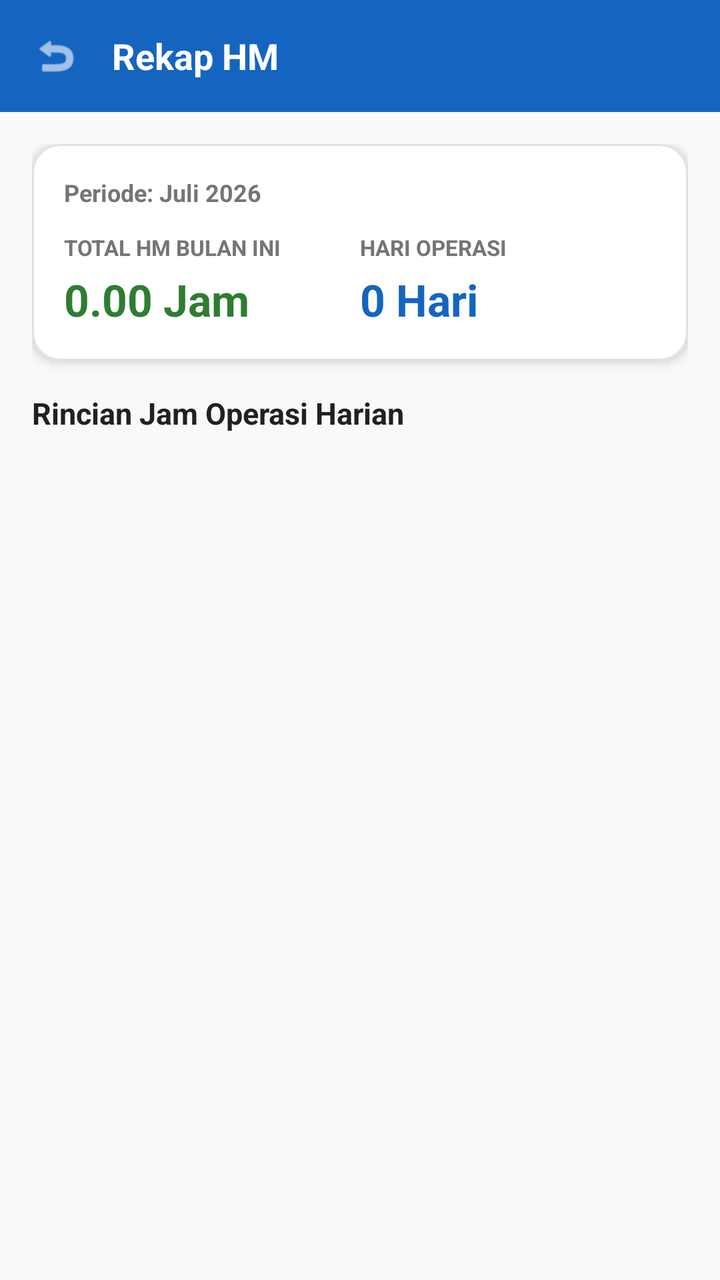
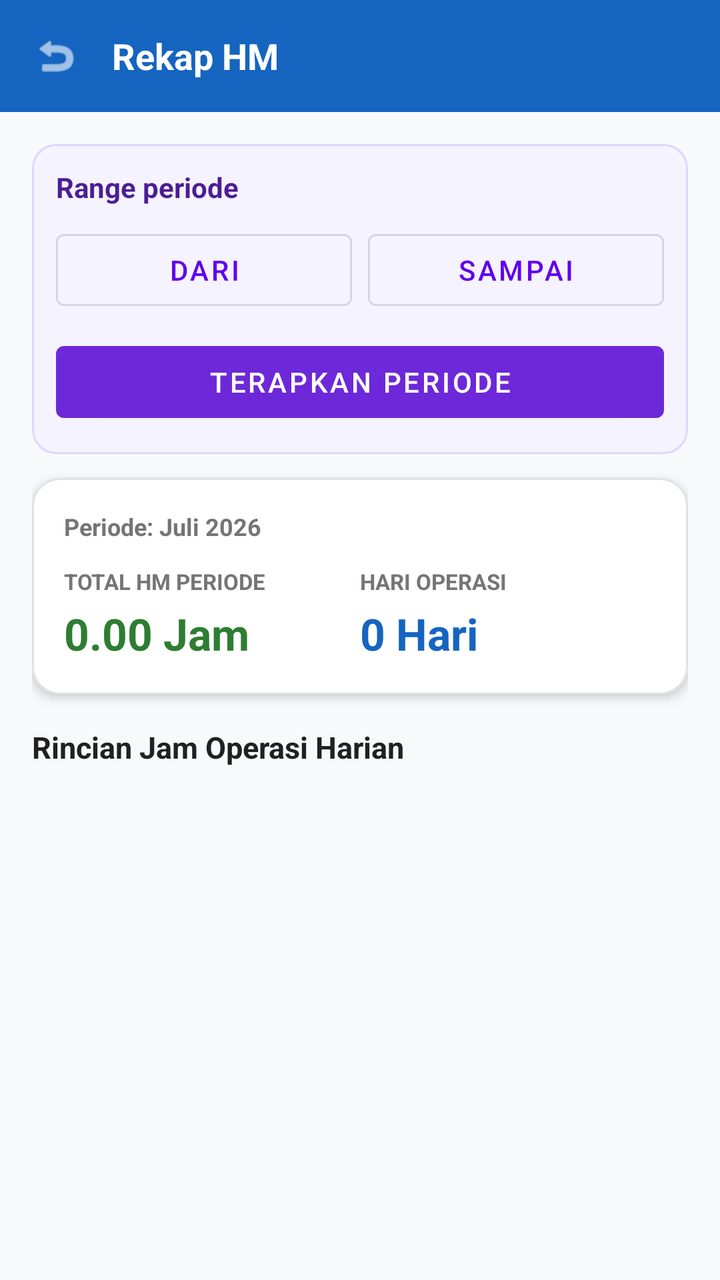

Before-and-after screenshots of an Android layout around one commit, followed by the original layout XML and the change that was made.
<!-- AndroidManifest.xml: application theme Theme.AbsensiKaryawan -->
<!-- res/layout/activity_rekap_hm.xml -->
<?xml version="1.0" encoding="utf-8"?>
<LinearLayout
    xmlns:android="http://schemas.android.com/apk/res/android"
    xmlns:app="http://schemas.android.com/apk/res-auto"
    android:layout_width="match_parent"
    android:layout_height="match_parent"
    android:orientation="vertical"
    android:background="#F8F9FA">

    
    <LinearLayout
        android:layout_width="match_parent"
        android:layout_height="56dp"
        android:background="#1565C0"
        android:orientation="horizontal"
        android:gravity="center_vertical"
        android:paddingHorizontal="16dp">

        <ImageView
            android:id="@+id/btnBack"
            android:layout_width="24dp"
            android:layout_height="24dp"
            android:contentDescription="Kembali"
            android:src="@android:drawable/ic_menu_revert"
            app:tint="#FFFFFF" />

        <TextView
            android:layout_width="0dp"
            android:layout_height="wrap_content"
            android:layout_weight="1"
            android:layout_marginStart="16dp"
            android:text="Rekap HM"
            android:textColor="#FFFFFF"
            android:textSize="18sp"
            android:textStyle="bold" />
    </LinearLayout>

    <ProgressBar
        android:id="@+id/progressBar"
        style="?android:attr/progressBarStyleHorizontal"
        android:layout_width="match_parent"
        android:layout_height="4dp"
        android:indeterminate="true"
        android:visibility="gone" />

    <ScrollView
        android:layout_width="match_parent"
        android:layout_height="match_parent">

        <LinearLayout
            android:layout_width="match_parent"
            android:layout_height="wrap_content"
            android:orientation="vertical"
            android:padding="16dp">

            
            <com.google.android.material.card.MaterialCardView
                android:layout_width="match_parent"
                android:layout_height="wrap_content"
                android:layout_marginBottom="16dp"
                app:cardCornerRadius="14dp"
                app:cardElevation="3dp"
                app:strokeColor="#E0E0E0"
                app:strokeWidth="1dp">

                <LinearLayout
                    android:layout_width="match_parent"
                    android:layout_height="wrap_content"
                    android:orientation="vertical"
                    android:padding="16dp"
                    android:background="#FFFFFF">

                    <TextView
                        android:id="@+id/tvPeriode"
                        android:layout_width="wrap_content"
                        android:layout_height="wrap_content"
                        android:text="Periode: Juli 2026"
                        android:textColor="#757575"
                        android:textSize="12sp"
                        android:textStyle="bold" />

                    <LinearLayout
                        android:layout_width="match_parent"
                        android:layout_height="wrap_content"
                        android:layout_marginTop="12dp"
                        android:orientation="horizontal"
                        android:baselineAligned="false">

                        <LinearLayout
                            android:layout_width="0dp"
                            android:layout_height="wrap_content"
                            android:layout_weight="1"
                            android:orientation="vertical">

                            <TextView
                                android:layout_width="wrap_content"
                                android:layout_height="wrap_content"
                                android:text="TOTAL HM BULAN INI"
                                android:textColor="#757575"
                                android:textSize="11sp"
                                android:textStyle="bold" />

                            <TextView
                                android:id="@+id/tvTotalHmBulanIni"
                                android:layout_width="wrap_content"
                                android:layout_height="wrap_content"
                                android:layout_marginTop="4dp"
                                android:text="0.00 Jam"
                                android:textColor="#2E7D32"
                                android:textSize="22sp"
                                android:textStyle="bold" />
                        </LinearLayout>

                        <LinearLayout
                            android:layout_width="0dp"
                            android:layout_height="wrap_content"
                            android:layout_weight="1"
                            android:orientation="vertical">

                            <TextView
                                android:layout_width="wrap_content"
                                android:layout_height="wrap_content"
                                android:text="HARI OPERASI"
                                android:textColor="#757575"
                                android:textSize="11sp"
                                android:textStyle="bold" />

                            <TextView
                                android:id="@+id/tvTotalHariOperasi"
                                android:layout_width="wrap_content"
                                android:layout_height="wrap_content"
                                android:layout_marginTop="4dp"
                                android:text="0 Hari"
                                android:textColor="#1565C0"
                                android:textSize="22sp"
                                android:textStyle="bold" />
                        </LinearLayout>
                    </LinearLayout>
                </LinearLayout>
            </com.google.android.material.card.MaterialCardView>

            <TextView
                android:layout_width="wrap_content"
                android:layout_height="wrap_content"
                android:layout_marginBottom="8dp"
                android:text="Rincian Jam Operasi Harian"
                android:textColor="#212121"
                android:textSize="15sp"
                android:textStyle="bold" />

            <androidx.recyclerview.widget.RecyclerView
                android:id="@+id/rvHarian"
                android:layout_width="match_parent"
                android:layout_height="wrap_content"
                android:nestedScrollingEnabled="false" />

            <TextView
                android:id="@+id/tvKosong"
                android:layout_width="match_parent"
                android:layout_height="wrap_content"
                android:layout_marginTop="32dp"
                android:gravity="center"
                android:text="Belum ada catatan pencapaian HM bulan ini."
                android:textColor="#757575"
                android:textSize="14sp"
                android:visibility="gone" />

        </LinearLayout>
    </ScrollView>

</LinearLayout>
<!-- resources referenced by this layout -->
<resources>
  <style name="Theme.AbsensiKaryawan" parent="Theme.MaterialComponents.DayNight.NoActionBar" />
</resources>

<!-- the commit's change to res/layout/activity_rekap_hm.xml (unified diff, before → after) -->
@@ -53,6 +53,63 @@
             android:orientation="vertical"
             android:padding="16dp">
 
+            <com.google.android.material.card.MaterialCardView
+                android:layout_width="match_parent"
+                android:layout_height="wrap_content"
+                android:layout_marginBottom="12dp"
+                app:cardCornerRadius="12dp"
+                app:strokeColor="#DDD6FE"
+                app:strokeWidth="1dp">
+
+                <LinearLayout
+                    android:layout_width="match_parent"
+                    android:layout_height="wrap_content"
+                    android:background="#F5F3FF"
+                    android:orientation="vertical"
+                    android:padding="12dp">
+
+                    <TextView
+                        android:layout_width="wrap_content"
+                        android:layout_height="wrap_content"
+                        android:text="Range periode"
+                        android:textColor="#4C1D95"
+                        android:textStyle="bold" />
+
+                    <LinearLayout
+                        android:layout_width="match_parent"
+                        android:layout_height="wrap_content"
+                        android:layout_marginTop="8dp"
+                        android:orientation="horizontal">
+
+                        <com.google.android.material.button.MaterialButton
+                            android:id="@+id/btnTanggalMulaiHm"
+                            style="@style/Widget.MaterialComponents.Button.OutlinedButton"
+                            android:layout_width="0dp"
+                            android:layout_height="48dp"
+                            android:layout_marginEnd="4dp"
+                            android:layout_weight="1"
+                            android:text="Dari" />
+
+                        <com.google.android.material.button.MaterialButton
+                            android:id="@+id/btnTanggalAkhirHm"
+                            style="@style/Widget.MaterialComponents.Button.OutlinedButton"
+                            android:layout_width="0dp"
+                            android:layout_height="48dp"
+                            android:layout_marginStart="4dp"
+                            android:layout_weight="1"
+                            android:text="Sampai" />
+                    </LinearLayout>
+
+                    <com.google.android.material.button.MaterialButton
+                        android:id="@+id/btnTerapkanPeriodeHm"
+                        android:layout_width="match_parent"
+                        android:layout_height="48dp"
+                        android:layout_marginTop="8dp"
+                        android:text="Terapkan Periode"
+                        app:backgroundTint="#6D28D9" />
+                </LinearLayout>
+            </com.google.android.material.card.MaterialCardView>
+
             
             <com.google.android.material.card.MaterialCardView
                 android:layout_width="match_parent"
@@ -95,7 +152,7 @@
                             <TextView
                                 android:layout_width="wrap_content"
                                 android:layout_height="wrap_content"
-                                android:text="TOTAL HM BULAN INI"
+                                android:text="TOTAL HM PERIODE"
                                 android:textColor="#757575"
                                 android:textSize="11sp"
                                 android:textStyle="bold" />
@@ -160,7 +217,7 @@
                 android:layout_height="wrap_content"
                 android:layout_marginTop="32dp"
                 android:gravity="center"
-                android:text="Belum ada catatan pencapaian HM bulan ini."
+                android:text="Belum ada catatan HM pada periode terpilih."
                 android:textColor="#757575"
                 android:textSize="14sp"
                 android:visibility="gone" />
